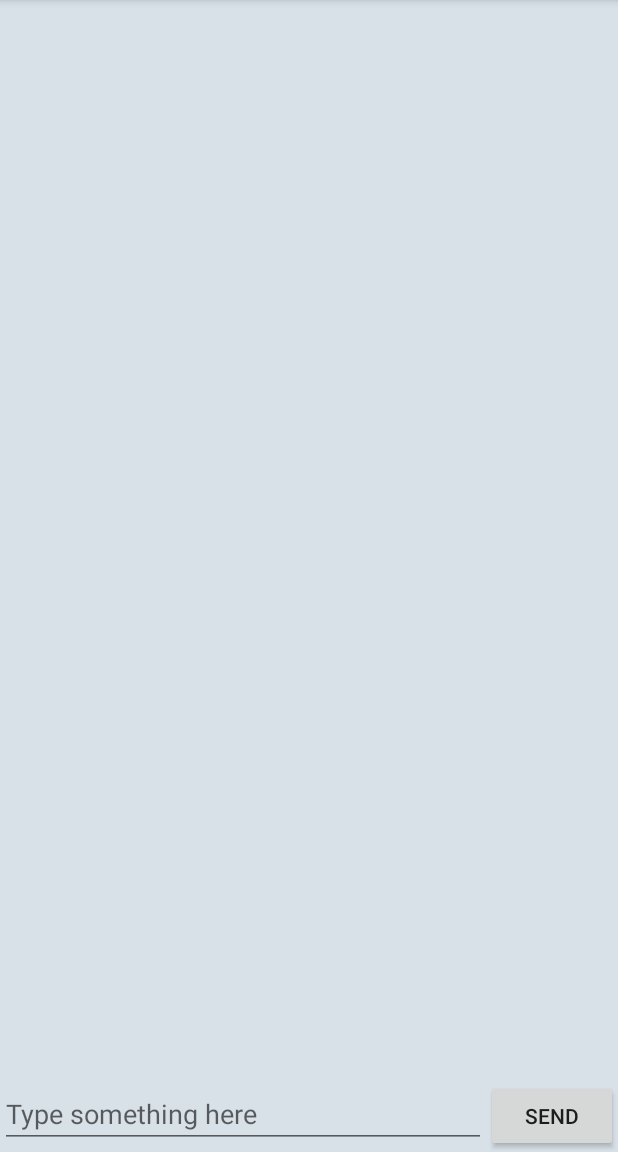
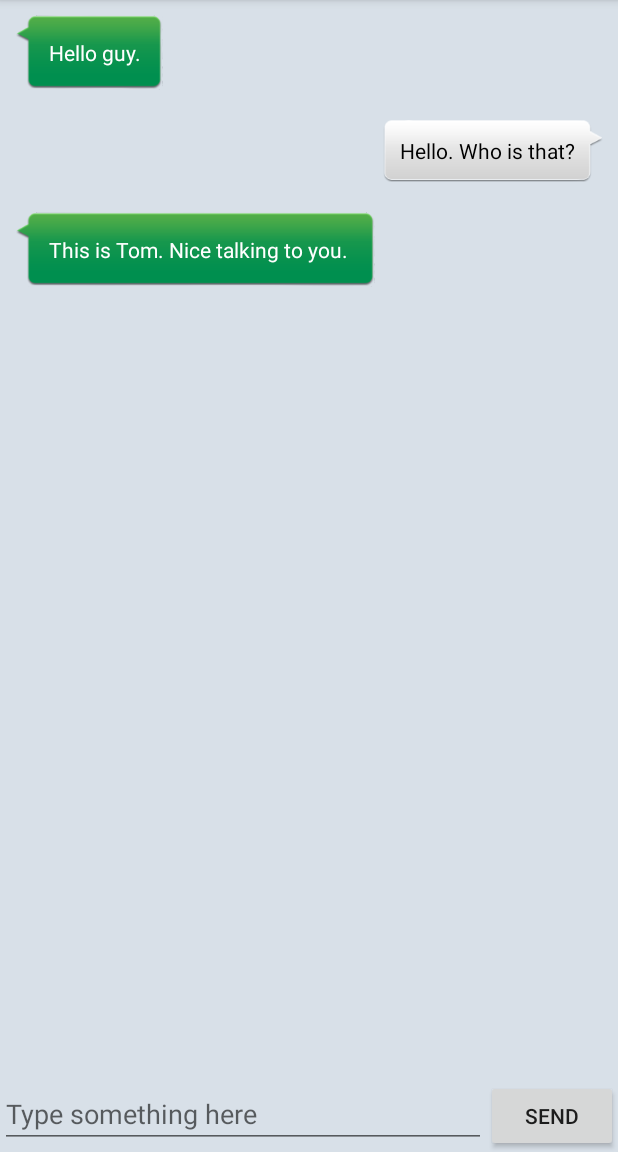
Before and after one commit to w0330t/UIBestPractice, an Android app: the screen it shows after launch (MainActivity), on a phone screen of 412 x 824 dp, the part 84-1236 px from its top. Run offline under Robolectric (Android 15) with nearby library versions, the phone set to English and light mode, and no system bars.

```diff
--- a/app/src/main/java/net/blueness/uibestpractice/MainActivity.kt
+++ b/app/src/main/java/net/blueness/uibestpractice/MainActivity.kt
@@ -2,11 +2,52 @@ package net.blueness.uibestpractice
 
 import android.support.v7.app.AppCompatActivity
 import android.os.Bundle
+import android.support.v7.widget.LinearLayoutManager
+import android.support.v7.widget.RecyclerView
+import android.view.View
+import android.widget.Button
+import android.widget.EditText
+import org.jetbrains.anko.find
+
 
 class MainActivity : AppCompatActivity() {
+
+    private var msgList = ArrayList<Msg>()
+    private var inputText: EditText? = null
+    private var send: Button? = null
+    private var msgRecyclerView: RecyclerView? = null
+    private var msgAdapter: MsgAdapter? = null
 
     override fun onCreate(savedInstanceState: Bundle?) {
         super.onCreate(savedInstanceState)
         setContentView(R.layout.activity_main)
+        initMsgs(); // 初始化消息数据
+        inputText = find(R.id.input_text)
+        send = find(R.id.send)
+        msgRecyclerView = find(R.id.msg_recycler_view)
+        val layoutManager = LinearLayoutManager(this)
+        msgRecyclerView?.layoutManager = layoutManager
+        msgAdapter = MsgAdapter(msgList)
+        msgRecyclerView?.adapter = msgAdapter
+        send?.setOnClickListener{
+            val content = inputText!!.getText().toString()
+            if (content != "") {
+                val msg = Msg(content, Msg.FINAL_TYPE_SENT)
+                msgList.add(msg)
+                msgAdapter?.notifyItemInserted(msgList.size - 1) // 当有新消息时，刷新ListView中的显示
+                msgRecyclerView?.scrollToPosition(msgList.size - 1) // 将ListView定位到最后一行
+                inputText?.setText("") // 清空输入框中的内容
+            }
+        }
     }
+
+    private fun initMsgs() {
+        val msg1 = Msg("Hello guy.", Msg.FINAL_TYPE_RECEIVED)
+        msgList.add(msg1)
+        val msg2 = Msg("Hello. Who is that?", Msg.FINAL_TYPE_SENT)
+        msgList.add(msg2)
+        val msg3 = Msg("This is Tom. Nice talking to you. ", Msg.FINAL_TYPE_RECEIVED)
+        msgList.add(msg3)
+    }
+
 }
--- a/app/src/main/java/net/blueness/uibestpractice/Msg.kt
+++ b/app/src/main/java/net/blueness/uibestpractice/Msg.kt
@@ -5,6 +5,8 @@ package net.blueness.uibestpractice
  */
 
 class Msg(val content: String, val type: Int){
-    val FINAL_TYPE_RECEIVED = 0
-    val FINAL_TYPE_SENT = 1
+    companion object {
+        val FINAL_TYPE_RECEIVED = 0
+        val FINAL_TYPE_SENT = 1
+    }
 }
--- a/app/src/main/java/net/blueness/uibestpractice/MsgAdapter.kt
+++ b/app/src/main/java/net/blueness/uibestpractice/MsgAdapter.kt
@@ -22,13 +22,23 @@ class MsgAdapter(private val mMsgList: MutableList<Msg>): RecyclerView.Adapter<M
 
 
     override fun onCreateViewHolder(parent: ViewGroup?, viewType: Int): ViewHolder{
-        val view = LayoutInflater.from(parent.context).inflate(R.layout.msg_item, parent, false)
+        val view = LayoutInflater.from(parent?.context).inflate(R.layout.msg_item, parent, false)
         return ViewHolder(view)
     }
 
     override fun onBindViewHolder(holder: ViewHolder, position: Int) {
         val msg = mMsgList.get(position)
-//        if(msg.type == Msg.)
+        if (msg.type == Msg.FINAL_TYPE_RECEIVED) {
+//            如果是收到的消息，则显示左边的消息布局，将右边的消息布局隐藏
+            holder.leftLayout.visibility = View.VISIBLE;
+            holder.rightLayout.visibility = View.GONE;
+            holder.leftMsg.text = msg.content;
+        } else if(msg.type == Msg.FINAL_TYPE_SENT) {
+//            如果是发出的消息，则显示右边的消息布局，将左边的消息布局隐藏
+            holder.rightLayout.visibility = View.VISIBLE;
+            holder.leftLayout.visibility = View.GONE;
+            holder.rightMsg.text = msg.content;
+        }
     }
 
 
--- a/app/src/main/res/layout/activity_main.xml
+++ b/app/src/main/res/layout/activity_main.xml
@@ -6,7 +6,7 @@
     android:background="#d8e0e8">
 
     <android.support.v7.widget.RecyclerView
-        android:id="@+id/msg_rcycler_view"
+        android:id="@+id/msg_recycler_view"
         android:layout_width="match_parent"
         android:layout_height="0dp"
         android:layout_weight="1"/>
--- a/app/src/main/res/layout/msg_item.xml
+++ b/app/src/main/res/layout/msg_item.xml
@@ -35,7 +35,7 @@
             android:layout_height="wrap_content"
             android:layout_gravity="center"
             android:layout_margin="10dp"
-            android:textColor="#fff"/>
+            android:textColor="#000"/>
 
     </LinearLayout>
 
```
